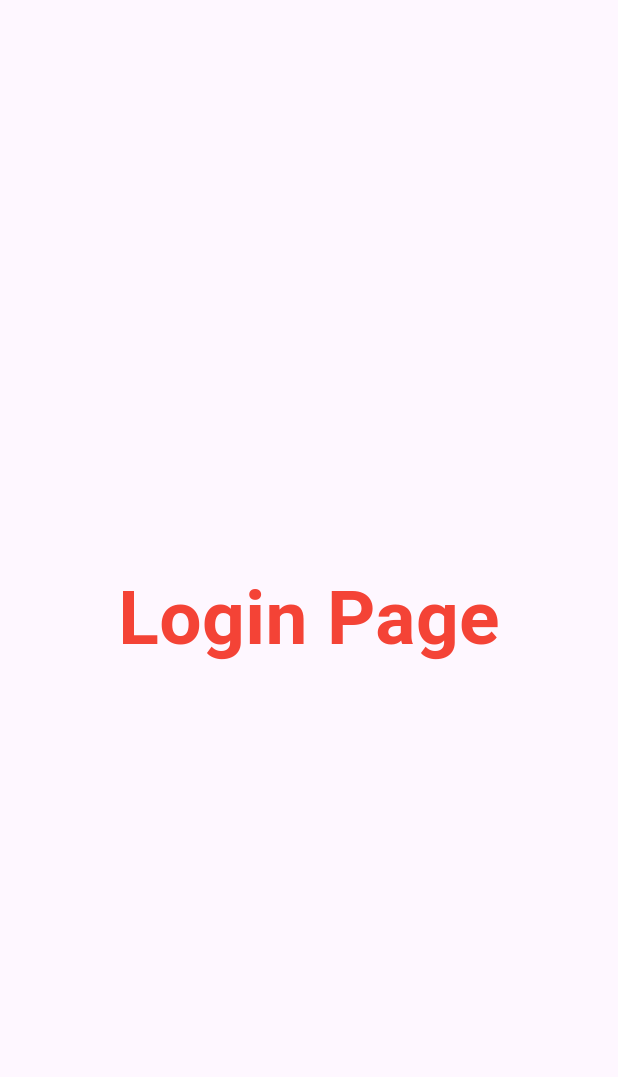
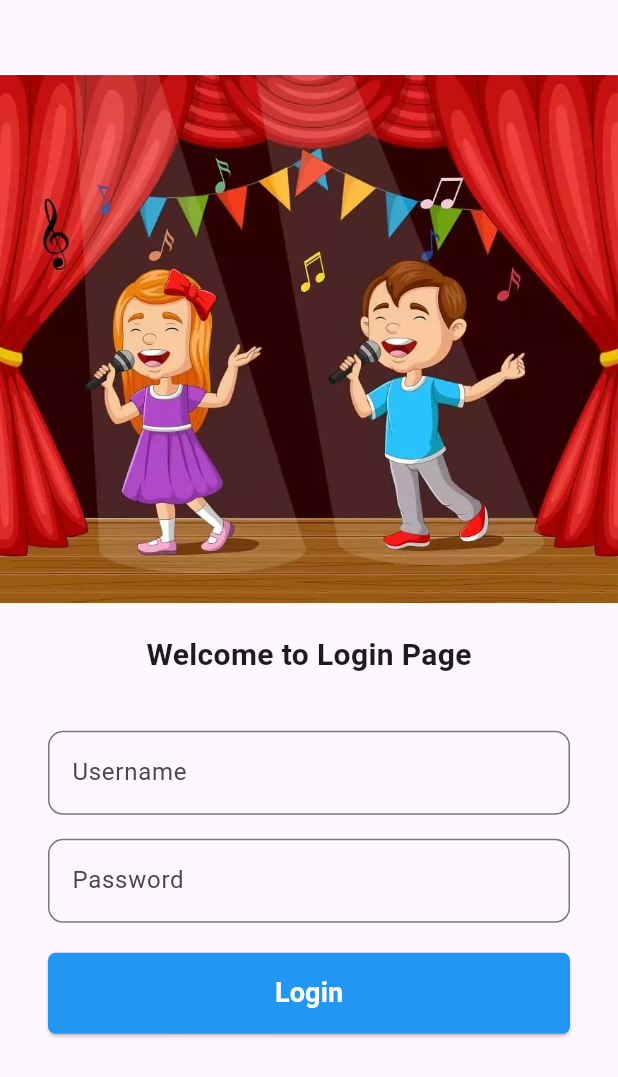
Before and after one commit to ShivamKumarJha2004/Flutter-Project, a Flutter app: the screen it shows after launch, on a phone screen of 412 x 824 dp. Shown: the top 1077 px of the screen. Run offline on Flutter 3.47's test engine with Material 3 defaults, Android fonts, the phone set to English and light mode, and no system bars.

Commit message:
day_4 added

```diff
--- a/project1/lib/Pages/Login_Page.dart
+++ b/project1/lib/Pages/Login_Page.dart
@@ -5,16 +5,80 @@ class LoginPage extends StatelessWidget {
 
   @override
   Widget build(BuildContext context) {
-    return Material(
-      child: Center(
-        child: Text(
-          "Login Page",
-          style: TextStyle(
-            fontSize: 50,
-            fontWeight: FontWeight.bold,
-            color: Colors.red,
+    return Scaffold(
+      body: Column(
+        children: [
+          SizedBox(height: 50), // 👈 Thoda neeche shift kiya
+          Image.asset("images/login.webp", fit: BoxFit.cover),
+          SizedBox(height: 20), // 👈 Image ke neeche space
+
+          Text(
+            "Welcome to Login Page",
+            style: TextStyle(fontSize: 20, fontWeight: FontWeight.bold),
           ),
-        ),
+          SizedBox(height: 20), // 👈 Text ke neeche space
+
+          Padding(
+            padding: const EdgeInsets.symmetric(vertical: 16, horizontal: 32),
+            child: Column(
+              children: [
+                TextFormField(
+                  decoration: InputDecoration(
+                    hintText: "Enter Username",
+                    labelText: "Username",
+                    border: OutlineInputBorder(
+                      borderRadius: BorderRadius.circular(
+                        10,
+                      ), // 👈 Rounded corners
+                    ),
+                  ),
+                ),
+                SizedBox(height: 16),
+
+                TextFormField(
+                  obscureText: true,
+                  decoration: InputDecoration(
+                    hintText: "Enter Password",
+                    labelText: "Password",
+                    border: OutlineInputBorder(
+                      borderRadius: BorderRadius.circular(10),
+                    ),
+                  ),
+                ),
+                SizedBox(height: 20),
+
+                // 👇 Stylish Button with Less Border Radius
+                SizedBox(
+                  width: double.infinity, // 👈 Full width button
+                  child: ElevatedButton(
+                    onPressed: () {
+                      print("Login Button Pressed");
+                    },
+                    style: ElevatedButton.styleFrom(
+                      backgroundColor: Colors.blue, // 👈 Button color
+                      foregroundColor: Colors.white, // 👈 Text color
+                      shape: RoundedRectangleBorder(
+                        borderRadius: BorderRadius.circular(
+                          5,
+                        ), // 👈 Small border radius
+                      ),
+                      padding: EdgeInsets.symmetric(
+                        vertical: 14,
+                      ), // 👈 Button height
+                    ),
+                    child: Text(
+                      "Login",
+                      style: TextStyle(
+                        fontSize: 18,
+                        fontWeight: FontWeight.bold,
+                      ),
+                    ),
+                  ),
+                ),
+              ],
+            ),
+          ),
+        ],
       ),
     );
   }
--- a/project1/pubspec.yaml
+++ b/project1/pubspec.yaml
@@ -57,9 +57,8 @@ flutter:
   # the material Icons class.
   uses-material-design: true
 
-  # To add assets to your application, add an assets section, like this:
-  # assets:
-  #   - images/a_dot_burr.jpeg
+  assets:
+    - images/
   #   - images/a_dot_ham.jpeg
 
   # An image asset can refer to one or more resolution-specific "variants", see
```
Also changed, not shown: project1/images/login.webp (added).
